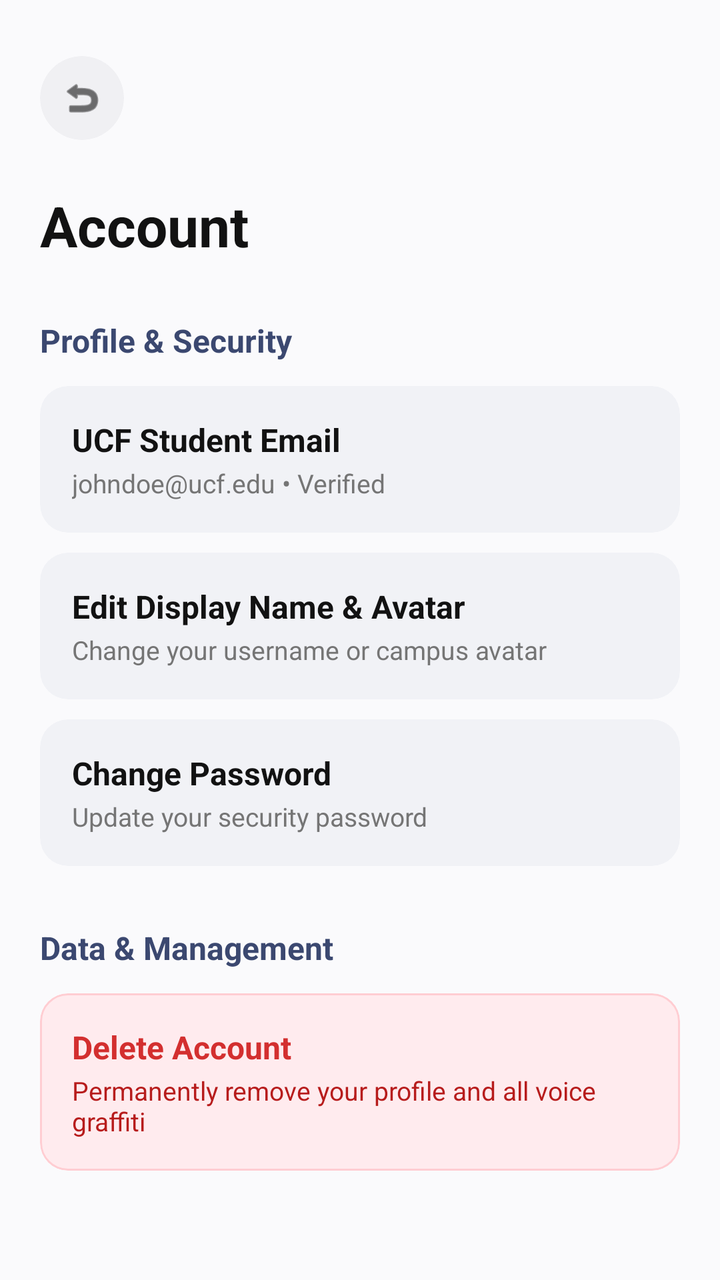
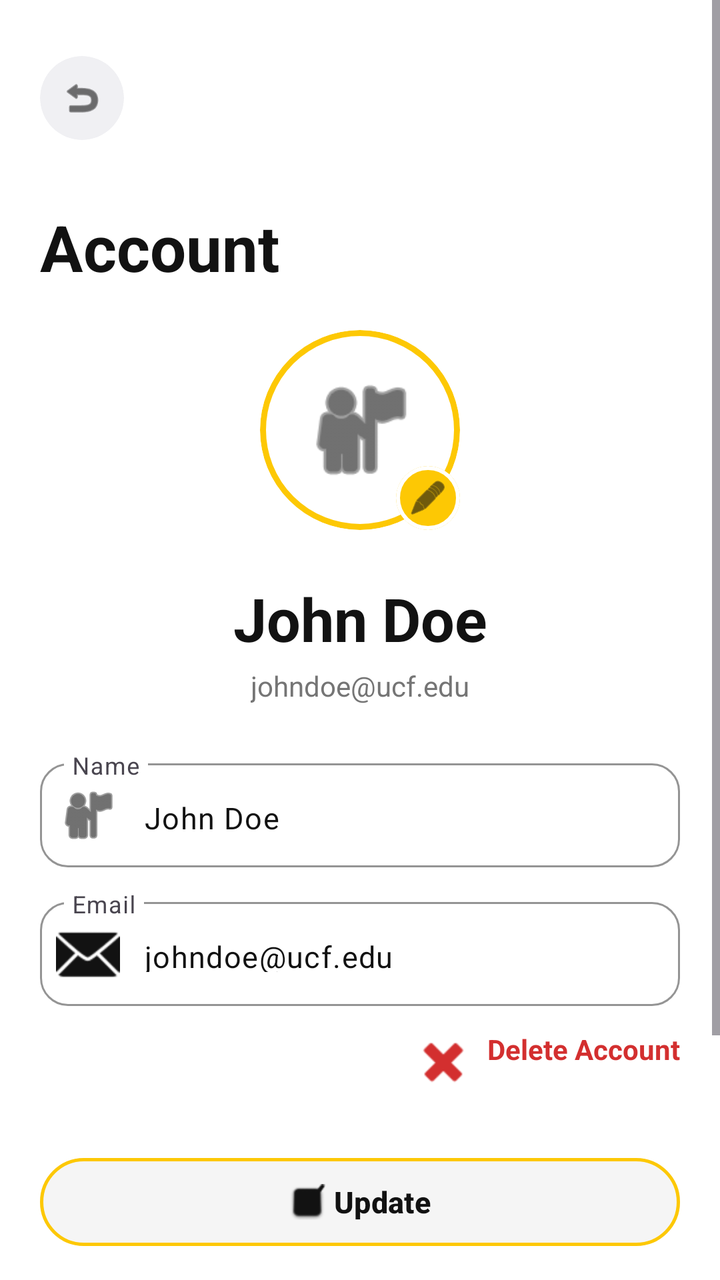

The first picture is an Android layout as it rendered before a commit; the second is the same layout after the commit. The layout source and the unified diff follow.
<!-- AndroidManifest.xml: application theme Theme.AudioGraffiti -->
<!-- res/layout/setting_account_page.xml -->
<?xml version="1.0" encoding="utf-8"?>
<ScrollView xmlns:android="http://schemas.android.com/apk/res/android"
    xmlns:app="http://schemas.android.com/apk/res-auto"
    xmlns:tools="http://schemas.android.com/tools"
    android:layout_width="match_parent"
    android:layout_height="match_parent"
    android:background="#FAFAFC"
    android:fillViewport="true">

    <androidx.constraintlayout.widget.ConstraintLayout
        android:layout_width="match_parent"
        android:layout_height="wrap_content"
        android:padding="20dp">

        
        <com.google.android.material.card.MaterialCardView
            android:id="@+id/back_button_card"
            android:layout_width="42dp"
            android:layout_height="42dp"
            android:layout_marginTop="8dp"
            app:cardBackgroundColor="#F0F0F3"
            app:cardCornerRadius="21dp"
            app:cardElevation="0dp"
            app:strokeWidth="0dp"
            app:layout_constraintStart_toStartOf="parent"
            app:layout_constraintTop_toTopOf="parent">

            <ImageView
                android:layout_width="match_parent"
                android:layout_height="match_parent"
                android:padding="10dp"
                android:src="@android:drawable/ic_menu_revert"
                app:tint="#121212" />
        </com.google.android.material.card.MaterialCardView>

        
        <TextView
            android:id="@+id/screen_title"
            android:layout_width="wrap_content"
            android:layout_height="wrap_content"
            android:layout_marginTop="24dp"
            android:text="Account"
            android:textColor="#121212"
            android:textSize="28sp"
            android:textStyle="bold"
            app:layout_constraintStart_toStartOf="parent"
            app:layout_constraintTop_toBottomOf="@+id/back_button_card" />

        
        <TextView
            android:id="@+id/section_profile_header"
            android:layout_width="wrap_content"
            android:layout_height="wrap_content"
            android:layout_marginTop="28dp"
            android:text="Profile &amp; Security"
            android:textColor="#3B4870"
            android:textSize="16sp"
            android:textStyle="bold"
            app:layout_constraintStart_toStartOf="parent"
            app:layout_constraintTop_toBottomOf="@+id/screen_title" />

        <LinearLayout
            android:id="@+id/profile_cards_container"
            android:layout_width="0dp"
            android:layout_height="wrap_content"
            android:layout_marginTop="12dp"
            android:orientation="vertical"
            app:layout_constraintEnd_toEndOf="parent"
            app:layout_constraintStart_toStartOf="parent"
            app:layout_constraintTop_toBottomOf="@+id/section_profile_header">

            
            <com.google.android.material.card.MaterialCardView
                android:layout_width="match_parent"
                android:layout_height="wrap_content"
                android:layout_marginBottom="10dp"
                app:cardBackgroundColor="#F1F2F6"
                app:cardCornerRadius="14dp"
                app:cardElevation="0dp"
                app:strokeWidth="0dp">

                <RelativeLayout
                    android:layout_width="match_parent"
                    android:layout_height="wrap_content"
                    android:padding="16dp">

                    <LinearLayout
                        android:layout_width="wrap_content"
                        android:layout_height="wrap_content"
                        android:layout_centerVertical="true"
                        android:orientation="vertical">

                        <TextView
                            android:layout_width="wrap_content"
                            android:layout_height="wrap_content"
                            android:text="UCF Student Email"
                            android:textColor="#121212"
                            android:textSize="16sp"
                            android:textStyle="bold" />

                        <TextView
                            android:layout_width="wrap_content"
                            android:layout_height="wrap_content"
                            android:layout_marginTop="2dp"
                            android:text="johndoe@ucf.edu • Verified"
                            android:textColor="#757575"
                            android:textSize="13sp" />
                    </LinearLayout>
                </RelativeLayout>
            </com.google.android.material.card.MaterialCardView>

            
            <com.google.android.material.card.MaterialCardView
                android:layout_width="match_parent"
                android:layout_height="wrap_content"
                android:layout_marginBottom="10dp"
                app:cardBackgroundColor="#F1F2F6"
                app:cardCornerRadius="14dp"
                app:cardElevation="0dp"
                app:strokeWidth="0dp">

                <RelativeLayout
                    android:layout_width="match_parent"
                    android:layout_height="wrap_content"
                    android:padding="16dp">

                    <LinearLayout
                        android:layout_width="wrap_content"
                        android:layout_height="wrap_content"
                        android:layout_centerVertical="true"
                        android:orientation="vertical">

                        <TextView
                            android:layout_width="wrap_content"
                            android:layout_height="wrap_content"
                            android:text="Edit Display Name &amp; Avatar"
                            android:textColor="#121212"
                            android:textSize="16sp"
                            android:textStyle="bold" />

                        <TextView
                            android:layout_width="wrap_content"
                            android:layout_height="wrap_content"
                            android:layout_marginTop="2dp"
                            android:text="Change your username or campus avatar"
                            android:textColor="#757575"
                            android:textSize="13sp" />
                    </LinearLayout>
                </RelativeLayout>
            </com.google.android.material.card.MaterialCardView>

            
            <com.google.android.material.card.MaterialCardView
                android:layout_width="match_parent"
                android:layout_height="wrap_content"
                android:layout_marginBottom="10dp"
                app:cardBackgroundColor="#F1F2F6"
                app:cardCornerRadius="14dp"
                app:cardElevation="0dp"
                app:strokeWidth="0dp">

                <RelativeLayout
                    android:layout_width="match_parent"
                    android:layout_height="wrap_content"
                    android:padding="16dp">

                    <LinearLayout
                        android:layout_width="wrap_content"
                        android:layout_height="wrap_content"
                        android:layout_centerVertical="true"
                        android:orientation="vertical">

                        <TextView
                            android:layout_width="wrap_content"
                            android:layout_height="wrap_content"
                            android:text="Change Password"
                            android:textColor="#121212"
                            android:textSize="16sp"
                            android:textStyle="bold" />

                        <TextView
                            android:layout_width="wrap_content"
                            android:layout_height="wrap_content"
                            android:layout_marginTop="2dp"
                            android:text="Update your security password"
                            android:textColor="#757575"
                            android:textSize="13sp" />
                    </LinearLayout>
                </RelativeLayout>
            </com.google.android.material.card.MaterialCardView>

        </LinearLayout>

        
        <TextView
            android:id="@+id/section_actions_header"
            android:layout_width="wrap_content"
            android:layout_height="wrap_content"
            android:layout_marginTop="20dp"
            android:text="Data &amp; Management"
            android:textColor="#3B4870"
            android:textSize="16sp"
            android:textStyle="bold"
            app:layout_constraintStart_toStartOf="parent"
            app:layout_constraintTop_toBottomOf="@+id/profile_cards_container" />

        <LinearLayout
            android:id="@+id/actions_cards_container"
            android:layout_width="0dp"
            android:layout_height="wrap_content"
            android:layout_marginTop="12dp"
            android:orientation="vertical"
            app:layout_constraintEnd_toEndOf="parent"
            app:layout_constraintStart_toStartOf="parent"
            app:layout_constraintTop_toBottomOf="@+id/section_actions_header">

            
            <com.google.android.material.card.MaterialCardView
                android:layout_width="match_parent"
                android:layout_height="wrap_content"
                android:layout_marginBottom="10dp"
                app:cardBackgroundColor="#FFEBEE"
                app:cardCornerRadius="14dp"
                app:cardElevation="0dp"
                app:strokeColor="#FFCDD2"
                app:strokeWidth="1dp">

                <RelativeLayout
                    android:layout_width="match_parent"
                    android:layout_height="wrap_content"
                    android:padding="16dp">

                    <LinearLayout
                        android:layout_width="wrap_content"
                        android:layout_height="wrap_content"
                        android:layout_centerVertical="true"
                        android:orientation="vertical">

                        <TextView
                            android:layout_width="wrap_content"
                            android:layout_height="wrap_content"
                            android:text="Delete Account"
                            android:textColor="#D32F2F"
                            android:textSize="16sp"
                            android:textStyle="bold" />

                        <TextView
                            android:layout_width="wrap_content"
                            android:layout_height="wrap_content"
                            android:layout_marginTop="2dp"
                            android:text="Permanently remove your profile and all voice graffiti"
                            android:textColor="#B71C1C"
                            android:textSize="13sp" />
                    </LinearLayout>
                </RelativeLayout>
            </com.google.android.material.card.MaterialCardView>

        </LinearLayout>

    </androidx.constraintlayout.widget.ConstraintLayout>

</ScrollView>
<!-- resources referenced by this layout -->
<resources>
  <style name="Theme.AudioGraffiti" parent="Base.Theme.AudioGraffiti" />
  <style name="Base.Theme.AudioGraffiti" parent="Theme.Material3.DayNight.NoActionBar">
          
      </style>
</resources>

<!-- the commit's change to res/layout/setting_account_page.xml (unified diff, before → after) -->
@@ -4,7 +4,7 @@
     xmlns:tools="http://schemas.android.com/tools"
     android:layout_width="match_parent"
     android:layout_height="match_parent"
-    android:background="#FAFAFC"
+    android:background="#FFFFFF"
     android:fillViewport="true">
 
     <androidx.constraintlayout.widget.ConstraintLayout
@@ -38,225 +38,231 @@
             android:id="@+id/screen_title"
             android:layout_width="wrap_content"
             android:layout_height="wrap_content"
-            android:layout_marginTop="24dp"
+            android:layout_marginTop="32dp"
             android:text="Account"
             android:textColor="#121212"
-            android:textSize="28sp"
+            android:textSize="32sp"
             android:textStyle="bold"
             app:layout_constraintStart_toStartOf="parent"
             app:layout_constraintTop_toBottomOf="@+id/back_button_card" />
 
         
-        <TextView
-            android:id="@+id/section_profile_header"
-            android:layout_width="wrap_content"
+        <FrameLayout
+            android:id="@+id/avatar_container"
+            android:layout_width="100dp"
+            android:layout_height="100dp"
+            android:layout_marginTop="20dp"
+            app:layout_constraintEnd_toEndOf="parent"
+            app:layout_constraintStart_toStartOf="parent"
+            app:layout_constraintTop_toBottomOf="@+id/screen_title">
+
+            
+            <com.google.android.material.card.MaterialCardView
+                android:layout_width="100dp"
+                android:layout_height="100dp"
+                app:cardBackgroundColor="#FFFFFF"
+                app:cardCornerRadius="50dp"
+                app:cardElevation="0dp"
+                app:strokeColor="#FDC804"
+                app:strokeWidth="3dp">
+
+                <ImageView
+                    android:id="@+id/avatar_imageView"
+                    android:layout_width="match_parent"
+                    android:layout_height="match_parent"
+                    android:padding="20dp"
+                    android:src="@android:drawable/ic_menu_myplaces"
+                    app:tint="#121212" />
+            </com.google.android.material.card.MaterialCardView>
+
+            
+            <com.google.android.material.card.MaterialCardView
+                android:id="@+id/edit_avatar_badge"
+                android:layout_width="32dp"
+                android:layout_height="32dp"
+                android:layout_gravity="bottom|end"
+                app:cardBackgroundColor="#FDC804"
+                app:cardCornerRadius="16dp"
+                app:cardElevation="0dp"
+                app:strokeColor="#FFFFFF"
+                app:strokeWidth="2dp">
+
+                <ImageView
+                    android:layout_width="match_parent"
+                    android:layout_height="match_parent"
+                    android:padding="6dp"
+                    android:src="@android:drawable/ic_menu_edit"
+                    app:tint="#121212" />
+            </com.google.android.material.card.MaterialCardView>
+        </FrameLayout>
+
+        
+        <TextView
+            android:id="@+id/username_textView"
+            android:layout_width="wrap_content"
+            android:layout_height="wrap_content"
+            android:layout_marginTop="24dp"
+            android:text="John Doe"
+            android:textColor="#121212"
+            android:textSize="30sp"
+            android:textStyle="bold"
+            app:layout_constraintEnd_toEndOf="parent"
+            app:layout_constraintStart_toStartOf="parent"
+            app:layout_constraintTop_toBottomOf="@+id/avatar_container" />
+
+        
+        <TextView
+            android:id="@+id/email_textView"
+            android:layout_width="wrap_content"
+            android:layout_height="wrap_content"
+            android:layout_marginTop="4dp"
+            android:text="johndoe@ucf.edu"
+            android:textColor="#757575"
+            android:textSize="14sp"
+            app:layout_constraintEnd_toEndOf="parent"
+            app:layout_constraintStart_toStartOf="parent"
+            app:layout_constraintTop_toBottomOf="@+id/username_textView" />
+
+        
+        <LinearLayout
+            android:id="@+id/input_fields_container"
+            android:layout_width="0dp"
+            android:layout_height="wrap_content"
+            android:layout_marginTop="24dp"
+            android:orientation="vertical"
+            app:layout_constraintEnd_toEndOf="parent"
+            app:layout_constraintStart_toStartOf="parent"
+            app:layout_constraintTop_toBottomOf="@+id/email_textView">
+
+            
+            <com.google.android.material.textfield.TextInputLayout
+                android:id="@+id/nameInputLayout"
+                style="@style/Widget.Material3.TextInputLayout.OutlinedBox"
+                android:layout_width="match_parent"
+                android:layout_height="wrap_content"
+                android:layout_marginBottom="12dp"
+                android:hint="Name"
+                app:boxCornerRadiusBottomEnd="14dp"
+                app:boxCornerRadiusBottomStart="14dp"
+                app:boxCornerRadiusTopEnd="14dp"
+                app:boxCornerRadiusTopStart="14dp"
+                app:boxStrokeColor="#FDC804"
+                app:startIconDrawable="@android:drawable/ic_menu_myplaces"
+                app:startIconTint="#121212">
+
+                <com.google.android.material.textfield.TextInputEditText
+                    android:id="@+id/userName_edit"
+                    android:layout_width="match_parent"
+                    android:layout_height="52dp"
+                    android:inputType="textPersonName"
+                    android:text="John Doe"
+                    android:textColor="#121212"
+                    android:textSize="15sp" />
+            </com.google.android.material.textfield.TextInputLayout>
+
+            
+            <com.google.android.material.textfield.TextInputLayout
+                android:id="@+id/emailInputLayout"
+                style="@style/Widget.Material3.TextInputLayout.OutlinedBox"
+                android:layout_width="match_parent"
+                android:layout_height="wrap_content"
+                android:hint="Email"
+                app:boxCornerRadiusBottomEnd="14dp"
+                app:boxCornerRadiusBottomStart="14dp"
+                app:boxCornerRadiusTopEnd="14dp"
+                app:boxCornerRadiusTopStart="14dp"
+                app:boxStrokeColor="#FDC804"
+                app:startIconDrawable="@android:drawable/ic_dialog_email"
+                app:startIconTint="#121212">
+
+                <com.google.android.material.textfield.TextInputEditText
+                    android:id="@+id/email_edit"
+                    android:layout_width="match_parent"
+                    android:layout_height="52dp"
+                    android:inputType="textEmailAddress"
+                    android:text="johndoe@ucf.edu"
+                    android:textColor="#121212"
+                    android:textSize="15sp" />
+            </com.google.android.material.textfield.TextInputLayout>
+
+        </LinearLayout>
+
+        
+        <TextView
+            android:id="@+id/deleteAccount_textLink"
+            android:layout_width="wrap_content"
+            android:layout_height="wrap_content"
+            android:layout_marginTop="12dp"
+            android:drawablePadding="6dp"
+            android:text="Delete Account"
+            android:textColor="#D32F2F"
+            android:textSize="14sp"
+            android:textStyle="bold"
+            app:drawableStartCompat="@android:drawable/ic_delete"
+            app:drawableTint="#D32F2F"
+            app:layout_constraintEnd_toEndOf="parent"
+            app:layout_constraintTop_toBottomOf="@+id/input_fields_container" />
+
+        
+        <LinearLayout
+            android:id="@+id/buttons_container"
+            android:layout_width="0dp"
             android:layout_height="wrap_content"
             android:layout_marginTop="28dp"
-            android:text="Profile &amp; Security"
-            android:textColor="#3B4870"
-            android:textSize="16sp"
-            android:textStyle="bold"
-            app:layout_constraintStart_toStartOf="parent"
-            app:layout_constraintTop_toBottomOf="@+id/screen_title" />
-
-        <LinearLayout
-            android:id="@+id/profile_cards_container"
-            android:layout_width="0dp"
-            android:layout_height="wrap_content"
-            android:layout_marginTop="12dp"
             android:orientation="vertical"
-            app:layout_constraintEnd_toEndOf="parent"
-            app:layout_constraintStart_toStartOf="parent"
-            app:layout_constraintTop_toBottomOf="@+id/section_profile_header">
-
-            
-            <com.google.android.material.card.MaterialCardView
-                android:layout_width="match_parent"
-                android:layout_height="wrap_content"
-                android:layout_marginBottom="10dp"
-                app:cardBackgroundColor="#F1F2F6"
-                app:cardCornerRadius="14dp"
-                app:cardElevation="0dp"
-                app:strokeWidth="0dp">
-
-                <RelativeLayout
-                    android:layout_width="match_parent"
-                    android:layout_height="wrap_content"
-                    android:padding="16dp">
-
-                    <LinearLayout
-                        android:layout_width="wrap_content"
-                        android:layout_height="wrap_content"
-                        android:layout_centerVertical="true"
-                        android:orientation="vertical">
-
-                        <TextView
-                            android:layout_width="wrap_content"
-                            android:layout_height="wrap_content"
-                            android:text="UCF Student Email"
-                            android:textColor="#121212"
-                            android:textSize="16sp"
-                            android:textStyle="bold" />
-
-                        <TextView
-                            android:layout_width="wrap_content"
-                            android:layout_height="wrap_content"
-                            android:layout_marginTop="2dp"
-                            android:text="johndoe@ucf.edu • Verified"
-                            android:textColor="#757575"
-                            android:textSize="13sp" />
-                    </LinearLayout>
-                </RelativeLayout>
-            </com.google.android.material.card.MaterialCardView>
-
-            
-            <com.google.android.material.card.MaterialCardView
-                android:layout_width="match_parent"
-                android:layout_height="wrap_content"
-                android:layout_marginBottom="10dp"
-                app:cardBackgroundColor="#F1F2F6"
-                app:cardCornerRadius="14dp"
-                app:cardElevation="0dp"
-                app:strokeWidth="0dp">
-
-                <RelativeLayout
-                    android:layout_width="match_parent"
-                    android:layout_height="wrap_content"
-                    android:padding="16dp">
-
-                    <LinearLayout
-                        android:layout_width="wrap_content"
-                        android:layout_height="wrap_content"
-                        android:layout_centerVertical="true"
-                        android:orientation="vertical">
-
-                        <TextView
-                            android:layout_width="wrap_content"
-                            android:layout_height="wrap_content"
-                            android:text="Edit Display Name &amp; Avatar"
-                            android:textColor="#121212"
-                            android:textSize="16sp"
-                            android:textStyle="bold" />
-
-                        <TextView
-                            android:layout_width="wrap_content"
-                            android:layout_height="wrap_content"
-                            android:layout_marginTop="2dp"
-                            android:text="Change your username or campus avatar"
-                            android:textColor="#757575"
-                            android:textSize="13sp" />
-                    </LinearLayout>
-                </RelativeLayout>
-            </com.google.android.material.card.MaterialCardView>
-
-            
-            <com.google.android.material.card.MaterialCardView
-                android:layout_width="match_parent"
-                android:layout_height="wrap_content"
-                android:layout_marginBottom="10dp"
-                app:cardBackgroundColor="#F1F2F6"
-                app:cardCornerRadius="14dp"
-                app:cardElevation="0dp"
-                app:strokeWidth="0dp">
-
-                <RelativeLayout
-                    android:layout_width="match_parent"
-                    android:layout_height="wrap_content"
-                    android:padding="16dp">
-
-                    <LinearLayout
-                        android:layout_width="wrap_content"
-                        android:layout_height="wrap_content"
-                        android:layout_centerVertical="true"
-                        android:orientation="vertical">
-
-                        <TextView
-                            android:layout_width="wrap_content"
-                            android:layout_height="wrap_content"
-                            android:text="Change Password"
-                            android:textColor="#121212"
-                            android:textSize="16sp"
-                            android:textStyle="bold" />
-
-                        <TextView
-                            android:layout_width="wrap_content"
-                            android:layout_height="wrap_content"
-                            android:layout_marginTop="2dp"
-                            android:text="Update your security password"
-                            android:textColor="#757575"
-                            android:textSize="13sp" />
-                    </LinearLayout>
-                </RelativeLayout>
-            </com.google.android.material.card.MaterialCardView>
+            app:layout_constraintBottom_toBottomOf="parent"
+            app:layout_constraintEnd_toEndOf="parent"
+            app:layout_constraintStart_toStartOf="parent"
+            app:layout_constraintTop_toBottomOf="@+id/deleteAccount_textLink"
+            app:layout_constraintVertical_bias="1.0">
+
+            
+            <Button
+                android:id="@+id/update_button"
+                style="@style/Widget.Material3.Button.OutlinedButton"
+                android:layout_width="match_parent"
+                android:layout_height="52dp"
+                android:layout_marginBottom="12dp"
+                android:backgroundTint="#F5F5F5"
+                android:text="Update"
+                android:textColor="#121212"
+                android:textSize="15sp"
+                android:textStyle="bold"
+                app:cornerRadius="26dp"
+                app:icon="@android:drawable/checkbox_on_background"
+                app:iconGravity="textStart"
+                app:iconTint="#121212"
+                app:strokeColor="#FDC804"
+                app:strokeWidth="1.5dp" />
+
+            
+            <Button
+                android:id="@+id/editPassword_button"
+                android:layout_width="match_parent"
+                android:layout_height="52dp"
+                android:layout_marginBottom="12dp"
+                android:backgroundTint="#FDC804"
+                android:text="Edit Password"
+                android:textColor="#121212"
+                android:textSize="15sp"
+                android:textStyle="bold"
+                app:cornerRadius="26dp" />
+
+            
+            <Button
+                android:id="@+id/logout_button_account"
+                android:layout_width="match_parent"
+                android:layout_height="52dp"
+                android:layout_marginBottom="16dp"
+                android:backgroundTint="#FDC804"
+                android:text="Log Out"
+                android:textColor="#121212"
+                android:textSize="15sp"
+                android:textStyle="bold"
+                app:cornerRadius="26dp" />
 
         </LinearLayout>
 
-        
-        <TextView
-            android:id="@+id/section_actions_header"
-            android:layout_width="wrap_content"
-            android:layout_height="wrap_content"
-            android:layout_marginTop="20dp"
-            android:text="Data &amp; Management"
-            android:textColor="#3B4870"
-            android:textSize="16sp"
-            android:textStyle="bold"
-            app:layout_constraintStart_toStartOf="parent"
-            app:layout_constraintTop_toBottomOf="@+id/profile_cards_container" />
-
-        <LinearLayout
-            android:id="@+id/actions_cards_container"
-            android:layout_width="0dp"
-            android:layout_height="wrap_content"
-            android:layout_marginTop="12dp"
-            android:orientation="vertical"
-            app:layout_constraintEnd_toEndOf="parent"
-            app:layout_constraintStart_toStartOf="parent"
-            app:layout_constraintTop_toBottomOf="@+id/section_actions_header">
-
-            
-            <com.google.android.material.card.MaterialCardView
-                android:layout_width="match_parent"
-                android:layout_height="wrap_content"
-                android:layout_marginBottom="10dp"
-                app:cardBackgroundColor="#FFEBEE"
-                app:cardCornerRadius="14dp"
-                app:cardElevation="0dp"
-                app:strokeColor="#FFCDD2"
-                app:strokeWidth="1dp">
-
-                <RelativeLayout
-                    android:layout_width="match_parent"
-                    android:layout_height="wrap_content"
-                    android:padding="16dp">
-
-                    <LinearLayout
-                        android:layout_width="wrap_content"
-                        android:layout_height="wrap_content"
-                        android:layout_centerVertical="true"
-                        android:orientation="vertical">
-
-                        <TextView
-                            android:layout_width="wrap_content"
-                            android:layout_height="wrap_content"
-                            android:text="Delete Account"
-                            android:textColor="#D32F2F"
-                            android:textSize="16sp"
-                            android:textStyle="bold" />
-
-                        <TextView
-                            android:layout_width="wrap_content"
-                            android:layout_height="wrap_content"
-                            android:layout_marginTop="2dp"
-                            android:text="Permanently remove your profile and all voice graffiti"
-                            android:textColor="#B71C1C"
-                            android:textSize="13sp" />
-                    </LinearLayout>
-                </RelativeLayout>
-            </com.google.android.material.card.MaterialCardView>
-
-        </LinearLayout>
-
     </androidx.constraintlayout.widget.ConstraintLayout>
 
 </ScrollView>
